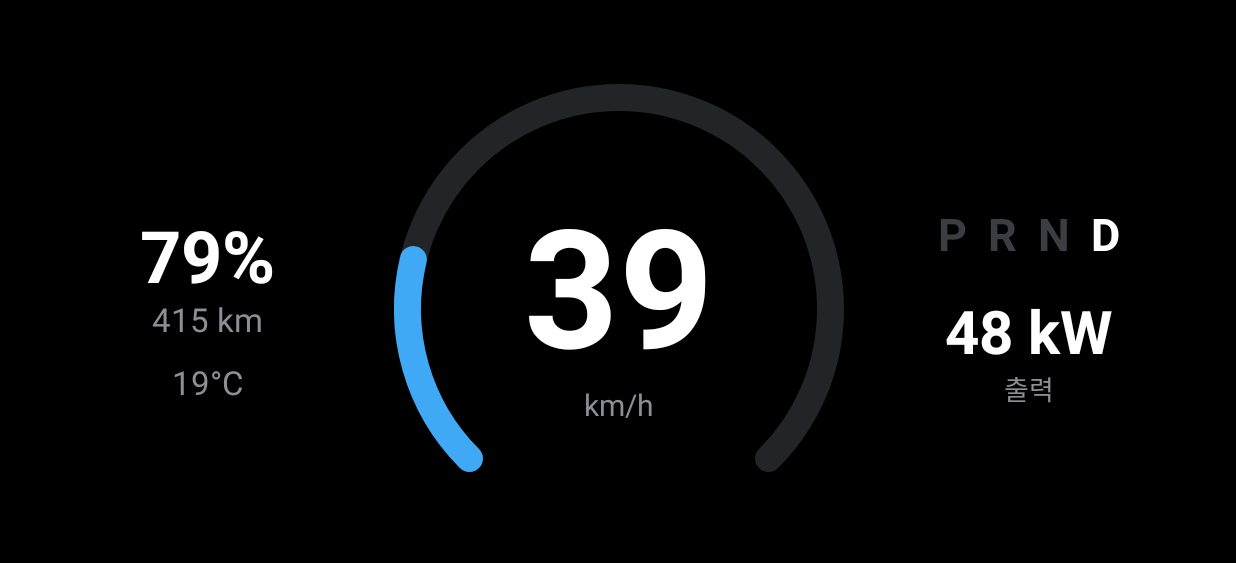
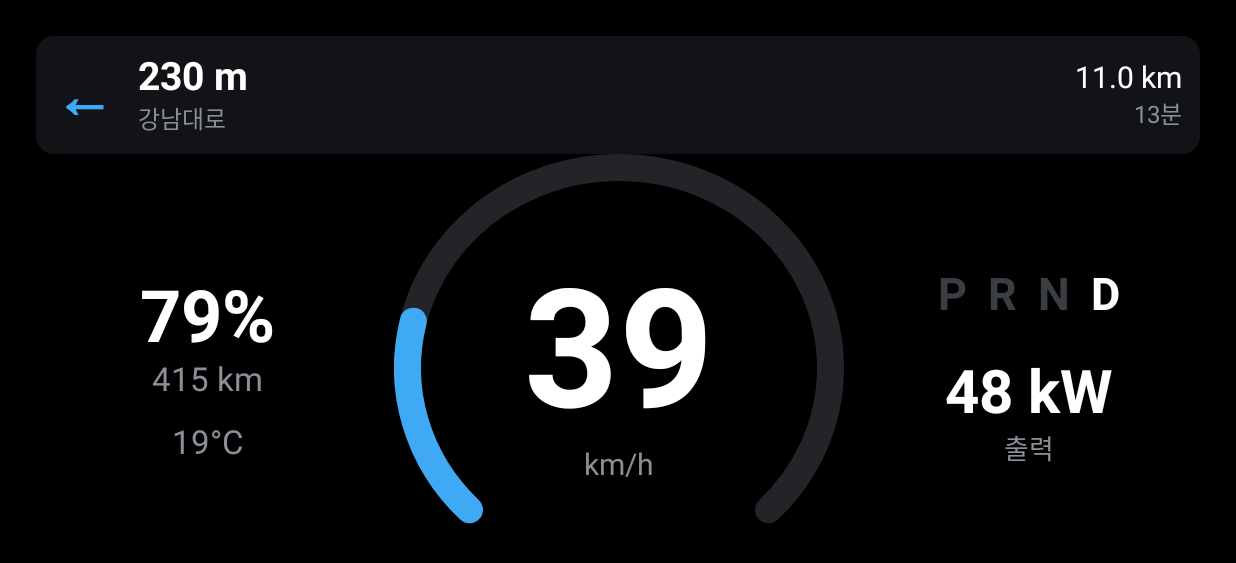
Before and after one commit to choiyoungun/emergency-process-local, an Android app built with Jetpack Compose: the screen it shows after launch (MainActivity), on a phone screen of 824 x 412 dp (held sideways). Shown: the top 563 px of the screen. Run offline under Robolectric (Android 15) with nearby library versions, the phone set to English and light mode, and no system bars.

Commit message:
Add TMAP-ready navigation banner with fake guidance data
Co-Authored-By: Claude Sonnet 5.5 <noreply@anthropic.com>
Claude-Session: https://claude.ai/code/session_01QaH3V6YR6UzCRvXWusb2EW

```diff
--- a/tesla-dash/app/src/main/java/com/example/tesladash/MainActivity.kt
+++ b/tesla-dash/app/src/main/java/com/example/tesladash/MainActivity.kt
@@ -25,7 +25,8 @@ class MainActivity : ComponentActivity() {
         }
         setContent {
             val state = vm.state.collectAsStateWithLifecycle().value
-            DashScreen(state)
+            val nav = vm.navState.collectAsStateWithLifecycle().value
+            DashScreen(state, nav)
         }
     }
 }
--- /dev/null
+++ b/tesla-dash/app/src/main/java/com/example/tesladash/data/FakeNavSource.kt
@@ -0,0 +1,29 @@
+package com.example.tesladash.data
+
+import kotlinx.coroutines.delay
+import kotlinx.coroutines.flow.Flow
+import kotlinx.coroutines.flow.flow
+
+/** 회전 지점을 차례로 지나가는 가짜 길안내. */
+class FakeNavSource : NavSource {
+    private val steps = listOf(
+        Turn.Right to "테헤란로",
+        Turn.Left to "강남대로",
+        Turn.Straight to "올림픽대로",
+        Turn.UTurn to "잠실대교",
+    )
+
+    override fun states(): Flow<NavState?> = flow {
+        var remainingKm = 12.4f
+        var i = 0
+        var dist = 800.0
+        while (true) {
+            val (turn, road) = steps[i % steps.size]
+            emit(NavState(turn, dist.toInt(), road, remainingKm, (remainingKm / 0.8f).toInt()))
+            dist -= 15.0 * 0.1 * 10
+            remainingKm = (remainingKm - 0.015f).coerceAtLeast(0f)
+            if (dist <= 0) { i++; dist = 800.0 }
+            delay(100)
+        }
+    }
+}
--- /dev/null
+++ b/tesla-dash/app/src/main/java/com/example/tesladash/data/NavSource.kt
@@ -0,0 +1,8 @@
+package com.example.tesladash.data
+
+import kotlinx.coroutines.flow.Flow
+
+/** 길안내 데이터 공급원. 나중에 TMAP SDK/API 구현체로 교체한다. */
+interface NavSource {
+    fun states(): Flow<NavState?>
+}
--- /dev/null
+++ b/tesla-dash/app/src/main/java/com/example/tesladash/data/NavState.kt
@@ -0,0 +1,11 @@
+package com.example.tesladash.data
+
+enum class Turn(val arrow: String) { Straight("↑"), Left("←"), Right("→"), UTurn("↶") }
+
+data class NavState(
+    val turn: Turn = Turn.Straight,
+    val distanceToTurnM: Int = 0,
+    val roadName: String = "",
+    val remainingKm: Float = 0f,
+    val etaMinutes: Int = 0,
+)
--- a/tesla-dash/app/src/main/java/com/example/tesladash/ui/DashScreen.kt
+++ b/tesla-dash/app/src/main/java/com/example/tesladash/ui/DashScreen.kt
@@ -3,6 +3,7 @@ package com.example.tesladash.ui
 import androidx.compose.foundation.Canvas
 import androidx.compose.foundation.background
 import androidx.compose.foundation.layout.*
+import androidx.compose.foundation.shape.RoundedCornerShape
 import androidx.compose.material3.Text
 import androidx.compose.runtime.Composable
 import androidx.compose.ui.Alignment
@@ -16,15 +17,18 @@ import androidx.compose.ui.text.font.FontWeight
 import androidx.compose.ui.unit.dp
 import androidx.compose.ui.unit.sp
 import com.example.tesladash.data.Gear
+import com.example.tesladash.data.NavState
 import com.example.tesladash.data.VehicleState
 
 private val Accent = Color(0xFF3FA9F5)
 private val Dim = Color(0xFF8A8F98)
 
 @Composable
-fun DashScreen(s: VehicleState) {
+fun DashScreen(s: VehicleState, nav: NavState?) {
+    Column(Modifier.fillMaxSize().background(Color.Black).padding(24.dp)) {
+    if (nav != null) NavBanner(nav)
     Row(
-        Modifier.fillMaxSize().background(Color.Black).padding(24.dp),
+        Modifier.weight(1f).fillMaxWidth(),
         verticalAlignment = Alignment.CenterVertically,
     ) {
         Column(Modifier.weight(1f), horizontalAlignment = Alignment.CenterHorizontally) {
@@ -46,6 +50,27 @@ fun DashScreen(s: VehicleState) {
             Text("%.0f kW".format(s.powerKw), color = if (s.powerKw < 0) Color(0xFF4CD964) else Color.White,
                 fontSize = 40.sp, fontWeight = FontWeight.Bold)
             Text(if (s.powerKw < 0) "회생" else "출력", color = Dim, fontSize = 18.sp)
+        }
+    }
+    }
+}
+
+@Composable
+private fun NavBanner(n: NavState) {
+    Row(
+        Modifier.fillMaxWidth().background(Color(0xFF111316), RoundedCornerShape(12.dp)).padding(12.dp),
+        verticalAlignment = Alignment.CenterVertically,
+    ) {
+        Text(n.turn.arrow, color = Accent, fontSize = 40.sp, fontWeight = FontWeight.Bold)
+        Spacer(Modifier.width(16.dp))
+        Column(Modifier.weight(1f)) {
+            val dist = if (n.distanceToTurnM >= 1000) "%.1f km".format(n.distanceToTurnM / 1000f) else "${n.distanceToTurnM} m"
+            Text(dist, color = Color.White, fontSize = 26.sp, fontWeight = FontWeight.Bold)
+            Text(n.roadName, color = Dim, fontSize = 16.sp)
+        }
+        Column(horizontalAlignment = Alignment.End) {
+            Text("%.1f km".format(n.remainingKm), color = Color.White, fontSize = 20.sp)
+            Text("${n.etaMinutes}분", color = Dim, fontSize = 16.sp)
         }
     }
 }
--- a/tesla-dash/app/src/main/java/com/example/tesladash/ui/DashViewModel.kt
+++ b/tesla-dash/app/src/main/java/com/example/tesladash/ui/DashViewModel.kt
@@ -2,14 +2,23 @@ package com.example.tesladash.ui
 
 import androidx.lifecycle.ViewModel
 import androidx.lifecycle.viewModelScope
+import com.example.tesladash.data.FakeNavSource
 import com.example.tesladash.data.FakeVehicleSource
+import com.example.tesladash.data.NavSource
+import com.example.tesladash.data.NavState
 import com.example.tesladash.data.VehicleSource
 import com.example.tesladash.data.VehicleState
 import kotlinx.coroutines.flow.SharingStarted
 import kotlinx.coroutines.flow.StateFlow
 import kotlinx.coroutines.flow.stateIn
 
-class DashViewModel(source: VehicleSource = FakeVehicleSource()) : ViewModel() {
+class DashViewModel(
+    vehicle: VehicleSource = FakeVehicleSource(),
+    nav: NavSource = FakeNavSource(),
+) : ViewModel() {
     val state: StateFlow<VehicleState> =
-        source.states().stateIn(viewModelScope, SharingStarted.WhileSubscribed(5_000), VehicleState())
+        vehicle.states().stateIn(viewModelScope, SharingStarted.WhileSubscribed(5_000), VehicleState())
+
+    val navState: StateFlow<NavState?> =
+        nav.states().stateIn(viewModelScope, SharingStarted.WhileSubscribed(5_000), null)
 }
```
Also changed, not shown: 1 other file.
